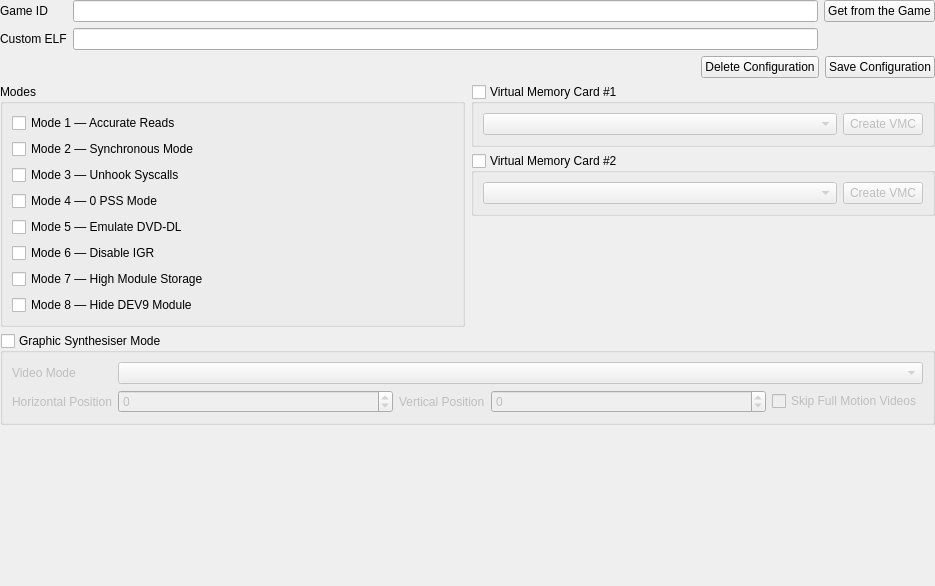
Above: src/OplPcTools/UI/GameConfigWidget.ui from brainstream/OPL-PC-Tools before the change. Below: the same form after it.
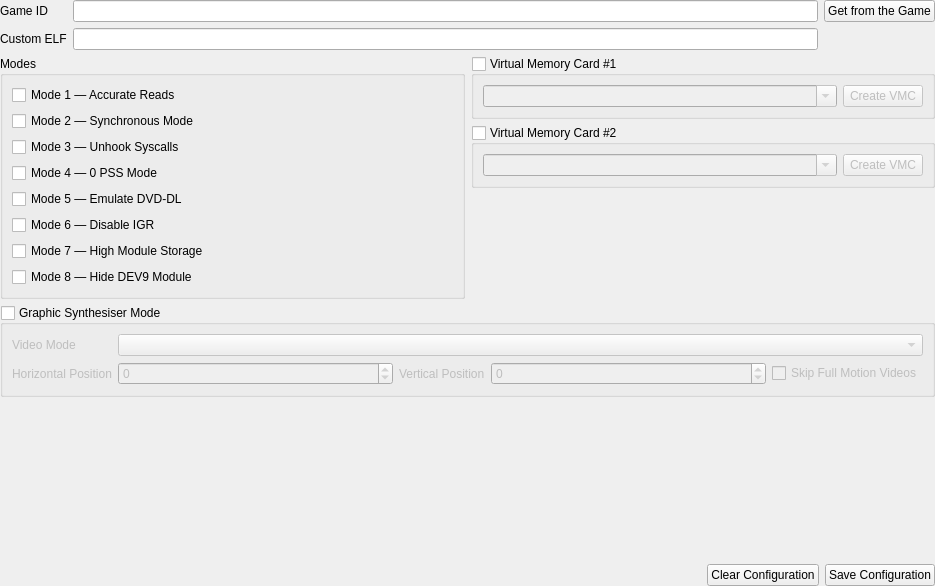
That is the form after the change. Icons and pictures are not drawn.

Commit message: VMC list on the gmae configuration page

Diff of the .ui file:
```diff
--- a/src/OplPcTools/UI/GameConfigWidget.ui
+++ b/src/OplPcTools/UI/GameConfigWidget.ui
@@ -72,52 +72,7 @@
    <item>
     <layout class="QHBoxLayout" name="horizontalLayout_4">
      <item>
-      <spacer name="horizontalSpacer">
-       <property name="orientation">
-        <enum>Qt::Horizontal</enum>
-       </property>
-       <property name="sizeHint" stdset="0">
-        <size>
-         <width>40</width>
-         <height>20</height>
-        </size>
-       </property>
-      </spacer>
-     </item>
-     <item>
-      <widget class="QPushButton" name="pushButton">
-       <property name="text">
-        <string>Delete Configuration</string>
-       </property>
-       <property name="icon">
-        <iconset resource="../Resources/Resources.qrc">
-         <normaloff>:/images/delete</normaloff>:/images/delete</iconset>
-       </property>
-       <property name="shortcut">
-        <string>Del</string>
-       </property>
-      </widget>
-     </item>
-     <item>
-      <widget class="QPushButton" name="pushButton_2">
-       <property name="text">
-        <string>Save Configuration</string>
-       </property>
-       <property name="icon">
-        <iconset resource="../Resources/Resources.qrc">
-         <normaloff>:/images/save</normaloff>:/images/save</iconset>
-       </property>
-       <property name="shortcut">
-        <string>Ctrl+S</string>
-       </property>
-      </widget>
-     </item>
-    </layout>
-   </item>
-   <item>
-    <layout class="QHBoxLayout" name="horizontalLayout">
-     <item>
-      <widget class="QGroupBox" name="groupBox_6">
+      <widget class="QGroupBox" name="mp_groupbox_modes">
        <property name="title">
         <string>Modes</string>
        </property>
@@ -182,7 +137,7 @@
       </widget>
      </item>
      <item>
-      <layout class="QVBoxLayout" name="verticalLayout_6">
+      <layout class="QVBoxLayout" name="mp_layout_3">
        <item>
         <widget class="QGroupBox" name="groupBox_4">
          <property name="title">
@@ -209,6 +164,15 @@
               <height>0</height>
              </size>
             </property>
+            <property name="editable">
+             <bool>true</bool>
+            </property>
+            <property name="insertPolicy">
+             <enum>QComboBox::InsertAlphabetically</enum>
+            </property>
+            <property name="duplicatesEnabled">
+             <bool>true</bool>
+            </property>
            </widget>
           </item>
           <item>
@@ -251,6 +215,15 @@
               <height>0</height>
              </size>
             </property>
+            <property name="editable">
+             <bool>true</bool>
+            </property>
+            <property name="insertPolicy">
+             <enum>QComboBox::InsertAlphabetically</enum>
+            </property>
+            <property name="duplicatesEnabled">
+             <bool>true</bool>
+            </property>
            </widget>
           </item>
           <item>
@@ -418,6 +391,51 @@
      </property>
     </spacer>
    </item>
+   <item>
+    <layout class="QHBoxLayout" name="mp_layout">
+     <item>
+      <spacer name="mp_spacer_3">
+       <property name="orientation">
+        <enum>Qt::Horizontal</enum>
+       </property>
+       <property name="sizeHint" stdset="0">
+        <size>
+         <width>40</width>
+         <height>20</height>
+        </size>
+       </property>
+      </spacer>
+     </item>
+     <item>
+      <widget class="QPushButton" name="mp_btn_clear">
+       <property name="text">
+        <string>Clear Configuration</string>
+       </property>
+       <property name="icon">
+        <iconset resource="../Resources/Resources.qrc">
+         <normaloff>:/images/delete</normaloff>:/images/delete</iconset>
+       </property>
+       <property name="shortcut">
+        <string>Del</string>
+       </property>
+      </widget>
+     </item>
+     <item>
+      <widget class="QPushButton" name="mp_btn_save">
+       <property name="text">
+        <string>Save Configuration</string>
+       </property>
+       <property name="icon">
+        <iconset resource="../Resources/Resources.qrc">
+         <normaloff>:/images/save</normaloff>:/images/save</iconset>
+       </property>
+       <property name="shortcut">
+        <string>Ctrl+S</string>
+       </property>
+      </widget>
+     </item>
+    </layout>
+   </item>
   </layout>
  </widget>
  <resources>
```
Left out of the diff: 62 changed lines with no effect on the pictures. The commit also changes 9 other files.
